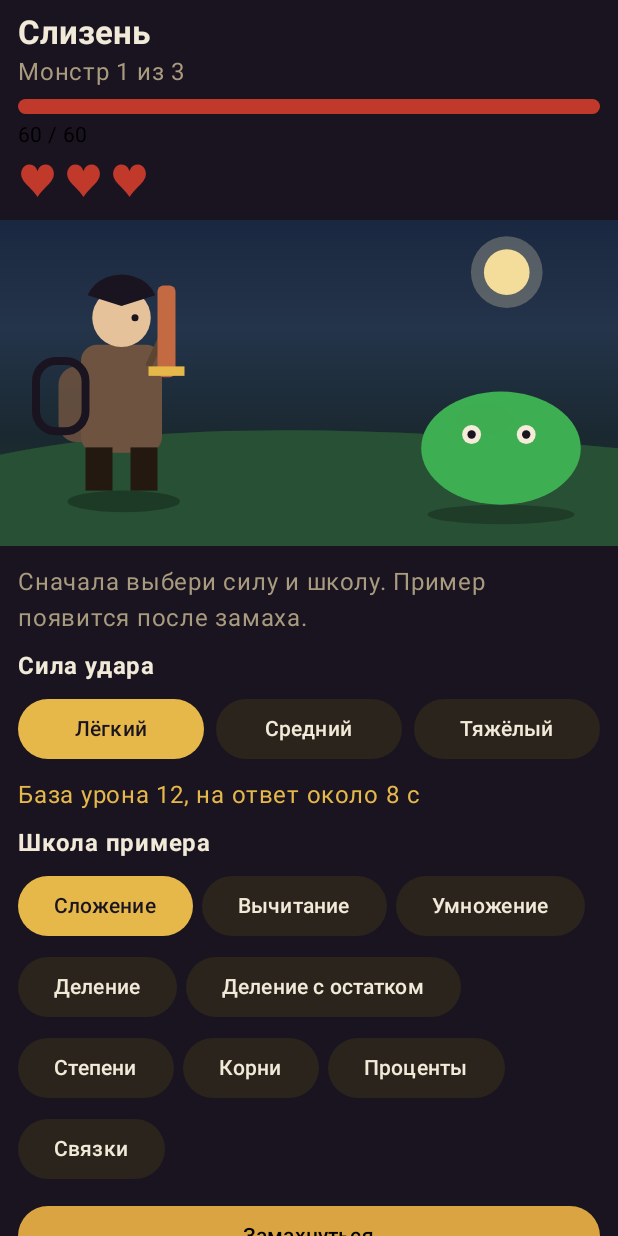
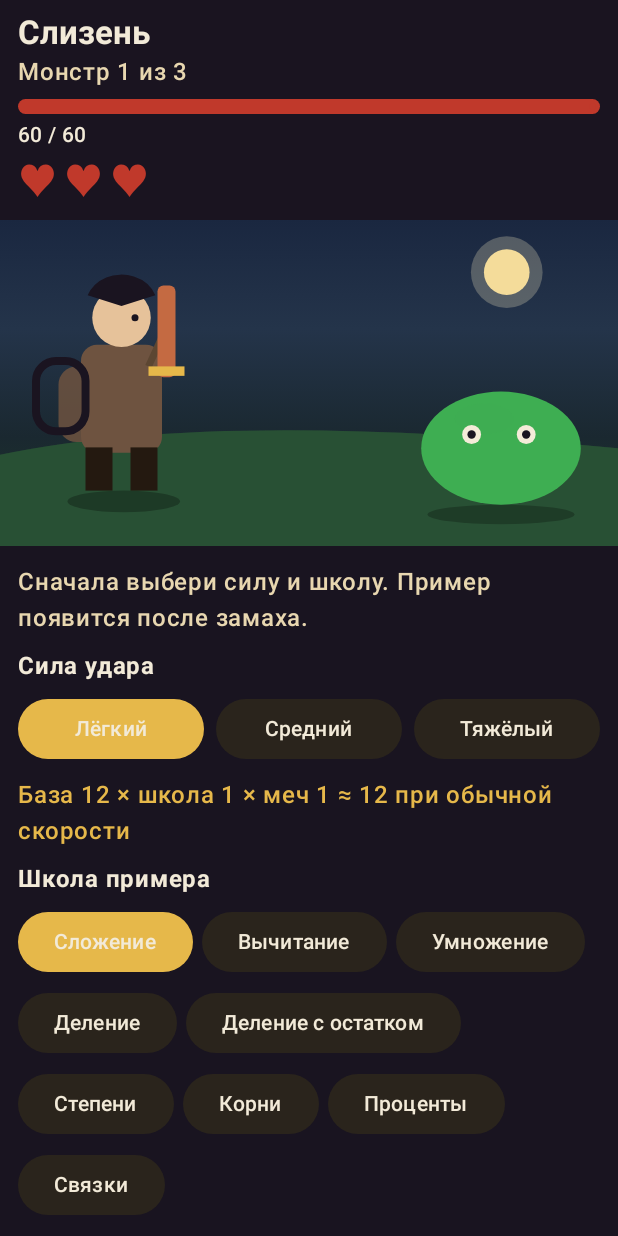
Before and after one commit to network-user/MathBlade, an Android app built with Jetpack Compose: the screen it shows after launch (MainActivity), after a tap on "Врата", on a phone screen of 412 x 824 dp. Run offline under Robolectric (Android 15) with nearby library versions, the phone set to English and light mode, and no system bars.

Commit message:
fix: light text on the dark theme and school damage rates

```diff
--- a/app/src/main/AndroidManifest.xml
+++ b/app/src/main/AndroidManifest.xml
@@ -9,7 +9,8 @@
         android:roundIcon="@drawable/ic_launcher_foreground"
         android:label="@string/app_name"
         android:supportsRtl="true"
-        android:theme="@style/Theme.MathBlade">
+        android:theme="@style/Theme.MathBlade"
+        android:forceDarkAllowed="false">
         <activity
             android:name="com.mathblade.app.MainActivity"
             android:exported="true"
--- a/app/src/main/kotlin/com/mathblade/app/BattleScreen.kt
+++ b/app/src/main/kotlin/com/mathblade/app/BattleScreen.kt
@@ -24,6 +24,7 @@ import androidx.compose.material3.Button
 import androidx.compose.material3.MaterialTheme
 import androidx.compose.material3.OutlinedButton
 import androidx.compose.material3.OutlinedTextField
+import androidx.compose.material3.OutlinedTextFieldDefaults
 import androidx.compose.material3.Text
 import androidx.compose.material3.TextButton
 import androidx.compose.runtime.Composable
@@ -51,7 +52,7 @@ import com.mathblade.core.Operation
 private val Ink = Color(0xFF1A1420)
 private val Paper = Color(0xFFF2EAD8)
 private val Gold = Color(0xFFE6B84A)
-private val Muted = Color(0xFFA99B7E)
+private val Muted = GameColors.muted
 
 /**
  * Shared answer area: one field, or two (quotient + remainder) for
@@ -67,6 +68,15 @@ fun AnswerFields(
     var answer by remember(problem) { mutableStateOf("") }
     var quotient by remember(problem) { mutableStateOf("") }
     var remainder by remember(problem) { mutableStateOf("") }
+    val fieldColors = OutlinedTextFieldDefaults.colors(
+        focusedTextColor = Paper,
+        unfocusedTextColor = Paper,
+        focusedLabelColor = Muted,
+        unfocusedLabelColor = Muted,
+        cursorColor = Gold,
+        focusedBorderColor = Gold,
+        unfocusedBorderColor = Muted
+    )
     Column(modifier = modifier) {
         if (problem.operation == Operation.REMAINDER) {
             Text(
@@ -81,6 +91,7 @@ fun AnswerFields(
                     onValueChange = { quotient = it },
                     label = { Text(stringResource(R.string.battle_quotient_label)) },
                     keyboardOptions = KeyboardOptions(keyboardType = KeyboardType.Number),
+                    colors = fieldColors,
                     singleLine = true,
                     modifier = Modifier.weight(1f)
                 )
@@ -89,6 +100,7 @@ fun AnswerFields(
                     onValueChange = { remainder = it },
                     label = { Text(stringResource(R.string.battle_remainder_label)) },
                     keyboardOptions = KeyboardOptions(keyboardType = KeyboardType.Number),
+                    colors = fieldColors,
                     singleLine = true,
                     modifier = Modifier.weight(1f)
                 )
@@ -99,6 +111,7 @@ fun AnswerFields(
                 onValueChange = { answer = it },
                 label = { Text(stringResource(R.string.battle_answer_label)) },
                 keyboardOptions = KeyboardOptions(keyboardType = KeyboardType.Number),
+                colors = fieldColors,
                 singleLine = true,
                 modifier = Modifier.fillMaxWidth()
             )
@@ -286,11 +299,17 @@ fun BattleScreen(vm: GameViewModel, navController: NavController, regionId: Int)
                         )
                     }
                     Spacer(modifier = Modifier.height(8.dp))
+                    val sword = Equipment.swordById(save.equippedSword)
+                    val swordRate = sword?.effectiveMultiplier(save.forgeLevels[save.equippedSword] ?: 0) ?: 1.0
+                    val schoolRate = snap.strikeOperation.damageCoefficient()
+                    val approx = kotlin.math.round(snap.strikeDifficulty.baseDamage * schoolRate * swordRate).toInt().coerceAtLeast(1)
                     Text(
                         text = stringResource(
                             R.string.strike_preview,
                             snap.strikeDifficulty.baseDamage,
-                            snap.strikeDifficulty.normSeconds
+                            rateText(schoolRate),
+                            rateText(swordRate),
+                            approx
                         ),
                         color = Gold
                     )
@@ -379,6 +398,12 @@ fun BattleScreen(vm: GameViewModel, navController: NavController, regionId: Int)
                 ) { Text(stringResource(R.string.common_to_camp)) }
             }
     }
+}
+
+private fun rateText(value: Double): String {
+    val rounded = kotlin.math.round(value * 100.0) / 100.0
+    val text = rounded.toString()
+    return if (text.endsWith(".0")) text.dropLast(2) else text
 }
 
 @Composable
--- a/app/src/main/kotlin/com/mathblade/app/CampScreen.kt
+++ b/app/src/main/kotlin/com/mathblade/app/CampScreen.kt
@@ -26,6 +26,7 @@ import androidx.compose.ui.graphics.Color
 import androidx.compose.ui.res.stringResource
 import androidx.compose.ui.text.font.FontWeight
 import androidx.compose.ui.unit.dp
+import androidx.compose.ui.unit.sp
 import androidx.navigation.NavController
 import com.mathblade.core.Titles
 import com.mathblade.core.World
@@ -64,7 +65,8 @@ fun CampScreen(vm: GameViewModel, navController: NavController) {
                     R.string.camp_hero_title,
                     stringResource(titleNameRes(Titles.titleFor(save.totalDamage)))
                 ),
-                style = MaterialTheme.typography.titleMedium
+                style = MaterialTheme.typography.titleMedium,
+                color = GameColors.ink
             )
             Spacer(modifier = Modifier.height(8.dp))
             GoldXpRow(gold = save.gold, xp = save.xp)
@@ -80,7 +82,8 @@ fun CampScreen(vm: GameViewModel, navController: NavController) {
                     stringResource(questNameRes(currentQuest))
                 } else {
                     stringResource(R.string.camp_no_quest)
-                }
+                },
+                color = GameColors.ink
             )
 
             // Regions with the current quest and boss on the Gates card.
@@ -90,7 +93,7 @@ fun CampScreen(vm: GameViewModel, navController: NavController) {
                 val locked = region.id > save.unlockedRegion
                 Card(
                     modifier = Modifier.fillMaxWidth().padding(vertical = 4.dp),
-                    colors = CardDefaults.cardColors(containerColor = Color(0xFF1E1A14))
+                    colors = gameCardColors()
                 ) {
                     Column(modifier = Modifier.padding(12.dp)) {
                         Row {
@@ -105,7 +108,8 @@ fun CampScreen(vm: GameViewModel, navController: NavController) {
                                     stringResource(R.string.camp_region_locked)
                                 } else {
                                     stringResource(R.string.camp_region_open)
-                                }
+                                },
+                                color = GameColors.ink
                             )
                         }
                         Text(
@@ -114,7 +118,8 @@ fun CampScreen(vm: GameViewModel, navController: NavController) {
                                 stringResource(monsterNameRes(region.boss.id))
                             ),
                             style = MaterialTheme.typography.bodyMedium,
-                            color = Color(0xFFA99B7E)
+                            fontWeight = FontWeight.Bold,
+                            color = GameColors.ink
                         )
                         Text(
                             text = stringResource(
@@ -122,7 +127,9 @@ fun CampScreen(vm: GameViewModel, navController: NavController) {
                                 stringResource(difficultyNameRes(region.difficulty))
                             ),
                             style = MaterialTheme.typography.bodyMedium,
-                            color = Color(0xFFA99B7E)
+                            fontWeight = FontWeight.Bold,
+                            fontSize = 16.sp,
+                            color = GameColors.ink
                         )
                         if (!locked) {
                             Spacer(modifier = Modifier.height(8.dp))
--- a/app/src/main/kotlin/com/mathblade/app/GameViewModel.kt
+++ b/app/src/main/kotlin/com/mathblade/app/GameViewModel.kt
@@ -432,7 +432,7 @@ class GameViewModel(application: Application) : AndroidViewModel(application) {
         if (correct) {
             val boss = bossBattle
             val previousPhase = boss?.phase ?: 1
-            val schoolBonus = sword.typeBonusFor(problem.operation)
+            val schoolBonus = problem.operation.damageCoefficient() * sword.typeBonusFor(problem.operation)
             val breakdown = battleState?.answerCorrect(problem, effectiveElapsed, schoolBonus, strikeDifficulty)
                 ?: boss?.answerCorrect(problem, effectiveElapsed, schoolBonus, strikeDifficulty)
                 ?: return false
--- a/app/src/main/kotlin/com/mathblade/app/Theme.kt
+++ b/app/src/main/kotlin/com/mathblade/app/Theme.kt
@@ -1,15 +1,24 @@
 package com.mathblade.app
 
+import androidx.compose.material3.LocalContentColor
 import androidx.compose.material3.Typography
 import androidx.compose.material3.darkColorScheme
 import androidx.compose.runtime.Composable
+import androidx.compose.runtime.CompositionLocalProvider
 import androidx.compose.ui.graphics.Color
+import androidx.compose.ui.text.TextStyle
+import androidx.compose.ui.text.font.FontWeight
+
+internal object GameColors {
+    val ink = Color(0xFFF2EAD8)
+    val muted = Color(0xFFE8D7B0)
+}
 
 private val Gold = Color(0xFFD9A441)
 private val Background = Color(0xFF12100C)
 private val Surface = Color(0xFF1E1A14)
-private val Ink = Color(0xFFF2EAD8)
-private val Muted = Color(0xFFA99B7E)
+private val Ink = GameColors.ink
+private val Muted = GameColors.muted
 
 private val MathBladeColors = darkColorScheme(
     primary = Gold,
@@ -21,14 +30,52 @@ private val MathBladeColors = darkColorScheme(
     onSurface = Ink,
     surfaceVariant = Surface,
     onSurfaceVariant = Muted,
-    error = Color(0xFFC0392B)
+    error = Color(0xFFE07060),
+    onError = Ink,
+    outline = Muted
 )
+
+/**
+ * Material3 text styles ship with a concrete dark color, and that color
+ * wins over [LocalContentColor]. On a dark surface the glyphs stay black.
+ * Body and title styles are therefore cream. Label styles stay unspecified
+ * so buttons can paint black on gold and gold on the dark panels.
+ */
+private fun Typography.readableOnDark(): Typography {
+    fun TextStyle.ink() = copy(
+        color = Ink,
+        fontWeight = if (fontWeight == null || fontWeight == FontWeight.Normal) {
+            FontWeight.Medium
+        } else {
+            fontWeight
+        }
+    )
+    fun TextStyle.unset() = copy(color = Color.Unspecified)
+    return copy(
+        displayLarge = displayLarge.ink(),
+        displayMedium = displayMedium.ink(),
+        displaySmall = displaySmall.ink(),
+        headlineLarge = headlineLarge.ink(),
+        headlineMedium = headlineMedium.ink(),
+        headlineSmall = headlineSmall.ink(),
+        titleLarge = titleLarge.ink(),
+        titleMedium = titleMedium.ink(),
+        titleSmall = titleSmall.ink(),
+        bodyLarge = bodyLarge.ink(),
+        bodyMedium = bodyMedium.ink(),
+        bodySmall = bodySmall.ink(),
+        labelLarge = labelLarge.unset(),
+        labelMedium = labelMedium.unset(),
+        labelSmall = labelSmall.unset()
+    )
+}
 
 @Composable
 fun MathBladeTheme(content: @Composable () -> Unit) {
     androidx.compose.material3.MaterialTheme(
         colorScheme = MathBladeColors,
-        typography = Typography(),
-        content = content
-    )
+        typography = Typography().readableOnDark()
+    ) {
+        CompositionLocalProvider(LocalContentColor provides Ink, content = content)
+    }
 }
--- a/app/src/main/kotlin/com/mathblade/app/Ui.kt
+++ b/app/src/main/kotlin/com/mathblade/app/Ui.kt
@@ -37,6 +37,15 @@ import androidx.compose.ui.unit.Dp
 import androidx.compose.ui.unit.dp
 import androidx.compose.ui.unit.sp
 
+private val CardSurface = Color(0xFF1E1A14)
+private val CardInk = Color(0xFFF2EAD8)
+
+@Composable
+fun gameCardColors() = CardDefaults.cardColors(
+    containerColor = CardSurface,
+    contentColor = CardInk
+)
+
 /**
  * Full-screen background picture (bg_* are opaque RGB images, shown
  * full-screen as intended). A dark scrim keeps text readable.
@@ -64,7 +73,7 @@ fun FramedImage(
     Card(
         modifier = modifier.fillMaxWidth(),
         shape = RoundedCornerShape(16.dp),
-        colors = CardDefaults.cardColors(containerColor = Color(0xFF1E1A14))
+        colors = gameCardColors()
     ) {
         Box(
             modifier = Modifier
@@ -131,7 +140,8 @@ fun HpBar(current: Int, max: Int, modifier: Modifier = Modifier) {
         Spacer(modifier = Modifier.height(4.dp))
         Text(
             text = stringResource(R.string.battle_enemy_hp, current, max),
-            style = MaterialTheme.typography.bodyMedium
+            style = MaterialTheme.typography.bodyMedium,
+            color = GameColors.ink
         )
     }
 }
@@ -142,13 +152,15 @@ fun GoldXpRow(gold: Int, xp: Int, modifier: Modifier = Modifier) {
         Text(
             text = stringResource(R.string.common_gold, gold),
             style = MaterialTheme.typography.titleMedium,
-            fontWeight = FontWeight.Bold
+            fontWeight = FontWeight.Bold,
+            color = GameColors.ink
         )
         Spacer(modifier = Modifier.width(16.dp))
         Text(
             text = stringResource(R.string.common_xp, xp),
             style = MaterialTheme.typography.titleMedium,
-            fontWeight = FontWeight.Bold
+            fontWeight = FontWeight.Bold,
+            color = GameColors.ink
         )
     }
 }
@@ -166,7 +178,7 @@ fun MenuCard(
             .fillMaxWidth()
             .clickable(onClick = onClick),
         shape = RoundedCornerShape(16.dp),
-        colors = CardDefaults.cardColors(containerColor = Color(0xFF1E1A14))
+        colors = gameCardColors()
     ) {
         Row(
             modifier = Modifier.padding(12.dp),
@@ -185,7 +197,7 @@ fun MenuCard(
                 Text(
                     text = stringResource(descRes),
                     style = MaterialTheme.typography.bodyMedium,
-                    color = Color(0xFFA99B7E)
+                    color = GameColors.muted
                 )
             }
         }
@@ -198,6 +210,7 @@ fun SectionTitle(text: String, modifier: Modifier = Modifier) {
         text = text,
         style = MaterialTheme.typography.titleLarge,
         fontWeight = FontWeight.Bold,
+        color = GameColors.ink,
         modifier = modifier.padding(vertical = 8.dp)
     )
 }
--- a/app/src/main/res/values/colors.xml
+++ b/app/src/main/res/values/colors.xml
@@ -4,7 +4,7 @@
     <color name="mathblade_surface">#1E1A14</color>
     <color name="mathblade_gold">#D9A441</color>
     <color name="mathblade_ink">#F2EAD8</color>
-    <color name="mathblade_muted">#A99B7E</color>
+    <color name="mathblade_muted">#E8D7B0</color>
     <color name="mathblade_red">#C0392B</color>
     <color name="mathblade_green">#5E9B4C</color>
 </resources>
--- a/app/src/main/res/values/strings.xml
+++ b/app/src/main/res/values/strings.xml
@@ -297,7 +297,7 @@
     <string name="strike_easy">Лёгкий</string>
     <string name="strike_medium">Средний</string>
     <string name="strike_hard">Тяжёлый</string>
-    <string name="strike_preview">База урона %1$d, на ответ около %2$d с</string>
+    <string name="strike_preview">База %1$d × школа %2$s × меч %3$s ≈ %4$d при обычной скорости</string>
     <string name="strike_change">Другой удар</string>
     <string name="strike_hint">Сначала выбери силу и школу. Пример появится после замаха.</string>
 </resources>
--- a/core/src/main/kotlin/com/mathblade/core/Operation.kt
+++ b/core/src/main/kotlin/com/mathblade/core/Operation.kt
@@ -15,6 +15,18 @@ enum class Operation(val id: String) {
     PERCENT("percent"),
     COMBO("combo");
 
+    /**
+     * Extra damage factor for choosing this school.
+     * Addition and subtraction stay at 1. Harder schools pay more.
+     */
+    fun damageCoefficient(): Double = when (this) {
+        ADD, SUB -> 1.0
+        MUL, DIV -> 1.3
+        PERCENT, REMAINDER -> 1.5
+        POWER, SQRT -> 1.7
+        COMBO -> 2.0
+    }
+
     companion object {
         fun fromId(id: String): Operation? = entries.find { it.id == id }
     }
```
Also changed, not shown: app/src/main/kotlin/com/mathblade/app/Screens.kt (+11 -10 lines).
